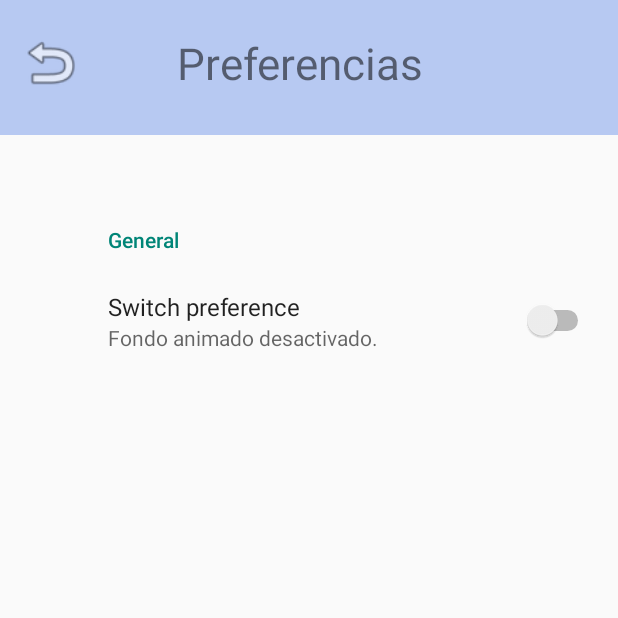
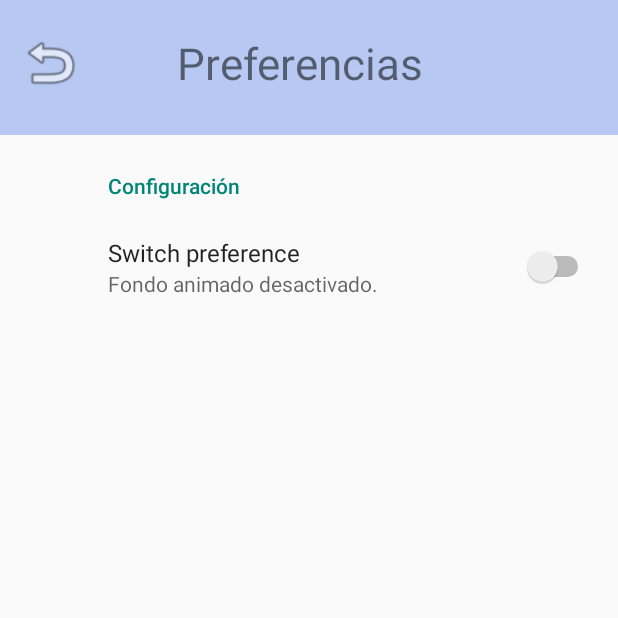
Before and after one commit to juanrfp/ttravel, an Android app: the ActividadConfiguracion screen opened directly, with no data from a screen before it, on a phone screen of 412 x 824 dp, the top half of it. Run offline under Robolectric (Android 15) with nearby library versions, the phone set to English and light mode, and no system bars; our stand-ins replace androidx.preference.

Commit message:
subida prueba

```diff
--- a/TTravel/app/src/main/res/layout/activity_actividad_configuracion.xml
+++ b/TTravel/app/src/main/res/layout/activity_actividad_configuracion.xml
@@ -11,7 +11,6 @@
         android:name="com.example.ttravel.ActividadPreferencias"
         android:layout_width="match_parent"
         android:layout_height="662dp"
-        app:layout_constraintBottom_toBottomOf="parent"
         app:layout_constraintEnd_toEndOf="parent"
         app:layout_constraintHorizontal_bias="0.0"
         app:layout_constraintStart_toStartOf="parent"
--- a/TTravel/app/src/main/res/values/strings.xml
+++ b/TTravel/app/src/main/res/values/strings.xml
@@ -9,7 +9,7 @@
 
     <!--Preferencias-->
     <string name="preferencias">Preferencias</string>
-    <string name="preferenciaTituloGeneral">General</string>
+    <string name="configutacionTituloGeneral">Configuración</string>
     <string name="preferenciaFondo">Fondo animado.</string>
     <string name="sumarioPreferenciaFondoOff">Fondo animado desactivado.</string>
     <string name="sumarioPreferenciaFondoOn">Fondo animado activado.</string>
--- a/TTravel/app/src/main/res/xml/preferences.xml
+++ b/TTravel/app/src/main/res/xml/preferences.xml
@@ -2,7 +2,8 @@
 <PreferenceScreen xmlns:app="http://schemas.android.com/apk/res-auto"
     xmlns:android="http://schemas.android.com/apk/res/android">
 
-    <PreferenceCategory android:title="@string/preferenciaTituloGeneral">
+    <PreferenceCategory android:title="@string/configutacionTituloGeneral"
+        android:layout="@layout/custom_preference_layout" >
 
     </PreferenceCategory>
     <SwitchPreference
@@ -11,6 +12,6 @@
         android:title="Switch preference"
         android:summaryOff="@string/sumarioPreferenciaFondoOff"
         android:summaryOn="@string/sumarioPreferenciaFondoOn"
-        />
+        android:layout="@layout/custom_switch_preference_layout"/>
 
 </PreferenceScreen>
```
Also changed, not shown: TTravel/app/src/main/res/layout/custom_preference_layout.xml (added, +14 -0 lines), TTravel/app/src/main/res/layout/custom_switch_preference_layout.xml (added, +37 -0 lines), TTravel/app/src/main/res/values/styles.xml (+10 -1 lines).
